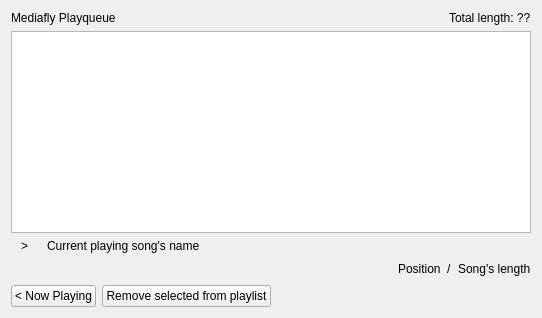
Old version of the form mediaflyplayer/forms/MediaflyPlayqueue.ui in the repository tex/mediafly.
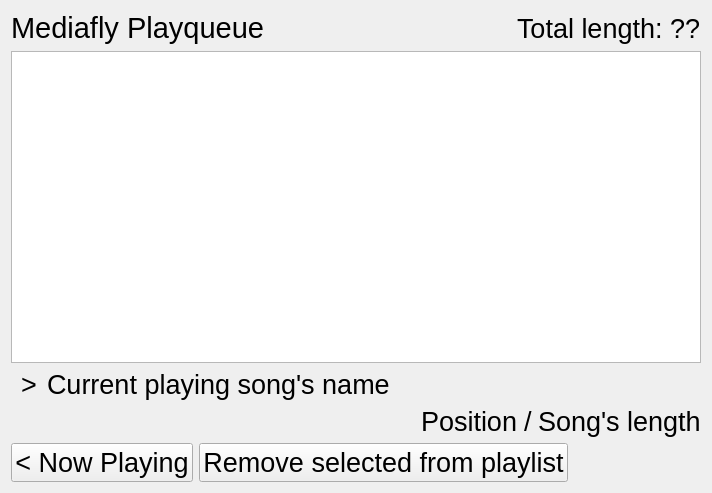
New version of the form. Custom widgets are drawn as their Qt base class.

Commit message: Set sizes of fonts to OSD1's style.

Patch:
```diff
--- a/mediaflyplayer/forms/MediaflyPlayqueue.ui
+++ b/mediaflyplayer/forms/MediaflyPlayqueue.ui
@@ -5,8 +5,8 @@
    <rect>
     <x>0</x>
     <y>0</y>
-    <width>542</width>
-    <height>318</height>
+    <width>712</width>
+    <height>493</height>
    </rect>
   </property>
   <property name="windowTitle" >
@@ -23,6 +23,11 @@
          <verstretch>0</verstretch>
         </sizepolicy>
        </property>
+       <property name="font" >
+        <font>
+         <pointsize>22</pointsize>
+        </font>
+       </property>
        <property name="text" >
         <string>Mediafly Playqueue</string>
        </property>
@@ -36,6 +41,11 @@
          <verstretch>0</verstretch>
         </sizepolicy>
        </property>
+       <property name="font" >
+        <font>
+         <pointsize>20</pointsize>
+        </font>
+       </property>
        <property name="text" >
         <string>Total length: ??</string>
        </property>
@@ -44,7 +54,13 @@
     </layout>
    </item>
    <item row="1" column="0" colspan="4" >
-    <widget class="mf::List" name="m_listView" />
+    <widget class="mf::List" name="m_listView" >
+     <property name="font" >
+      <font>
+       <pointsize>18</pointsize>
+      </font>
+     </property>
+    </widget>
    </item>
    <item row="2" column="0" colspan="4" >
     <layout class="QHBoxLayout" name="horizontalLayout_2" >
@@ -68,6 +84,11 @@
          <height>16777215</height>
         </size>
        </property>
+       <property name="font" >
+        <font>
+         <pointsize>20</pointsize>
+        </font>
+       </property>
        <property name="text" >
         <string>></string>
        </property>
@@ -84,6 +105,11 @@
          <verstretch>0</verstretch>
         </sizepolicy>
        </property>
+       <property name="font" >
+        <font>
+         <pointsize>20</pointsize>
+        </font>
+       </property>
        <property name="text" >
         <string>Current playing song's name</string>
        </property>
@@ -108,6 +134,11 @@
      </item>
      <item>
       <widget class="QLabel" name="m_songPosition" >
+       <property name="font" >
+        <font>
+         <pointsize>20</pointsize>
+        </font>
+       </property>
        <property name="text" >
         <string>Position</string>
        </property>
@@ -121,6 +152,11 @@
          <verstretch>0</verstretch>
         </sizepolicy>
        </property>
+       <property name="font" >
+        <font>
+         <pointsize>20</pointsize>
+        </font>
+       </property>
        <property name="text" >
         <string>/</string>
        </property>
@@ -128,6 +164,11 @@
      </item>
      <item>
       <widget class="QLabel" name="m_songLength" >
+       <property name="font" >
+        <font>
+         <pointsize>20</pointsize>
+        </font>
+       </property>
        <property name="text" >
         <string>Song's length</string>
        </property>
@@ -137,6 +178,11 @@
    </item>
    <item row="5" column="0" >
     <widget class="QPushButton" name="m_nowPlaying" >
+     <property name="font" >
+      <font>
+       <pointsize>20</pointsize>
+      </font>
+     </property>
      <property name="text" >
       <string>&lt; Now Playing</string>
      </property>
@@ -157,6 +203,11 @@
    </item>
    <item row="5" column="1" >
     <widget class="QPushButton" name="m_removeButton" >
+     <property name="font" >
+      <font>
+       <pointsize>20</pointsize>
+      </font>
+     </property>
      <property name="text" >
       <string>Remove selected from playlist</string>
      </property>
```
The commit also changes 3 other files.
